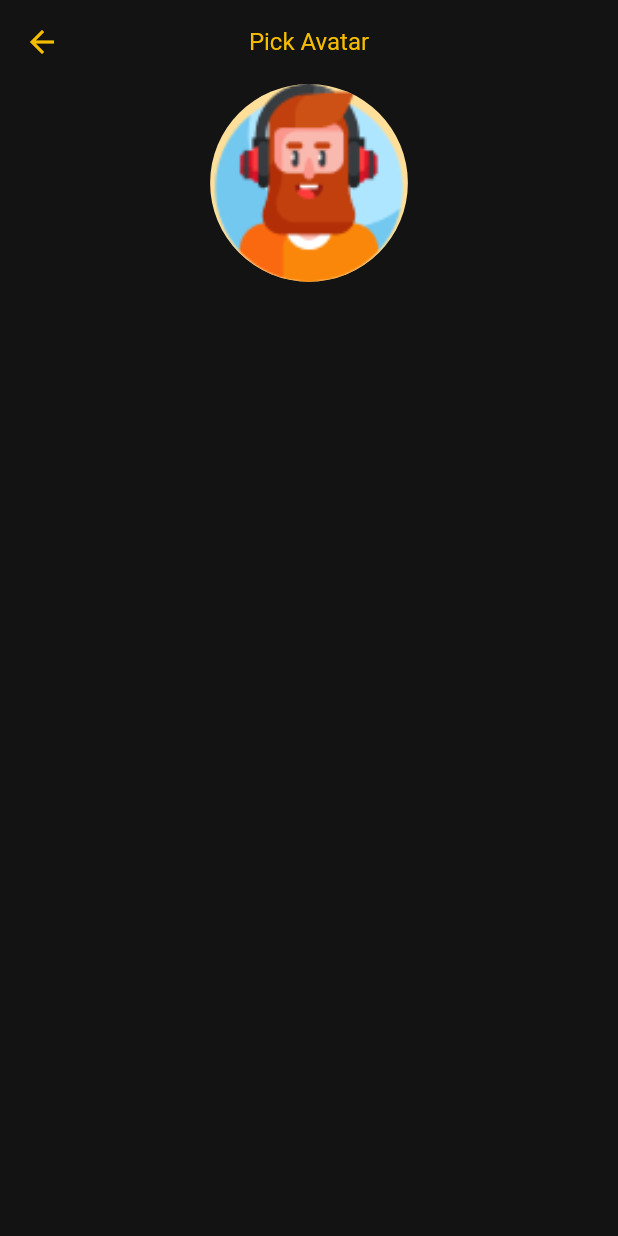
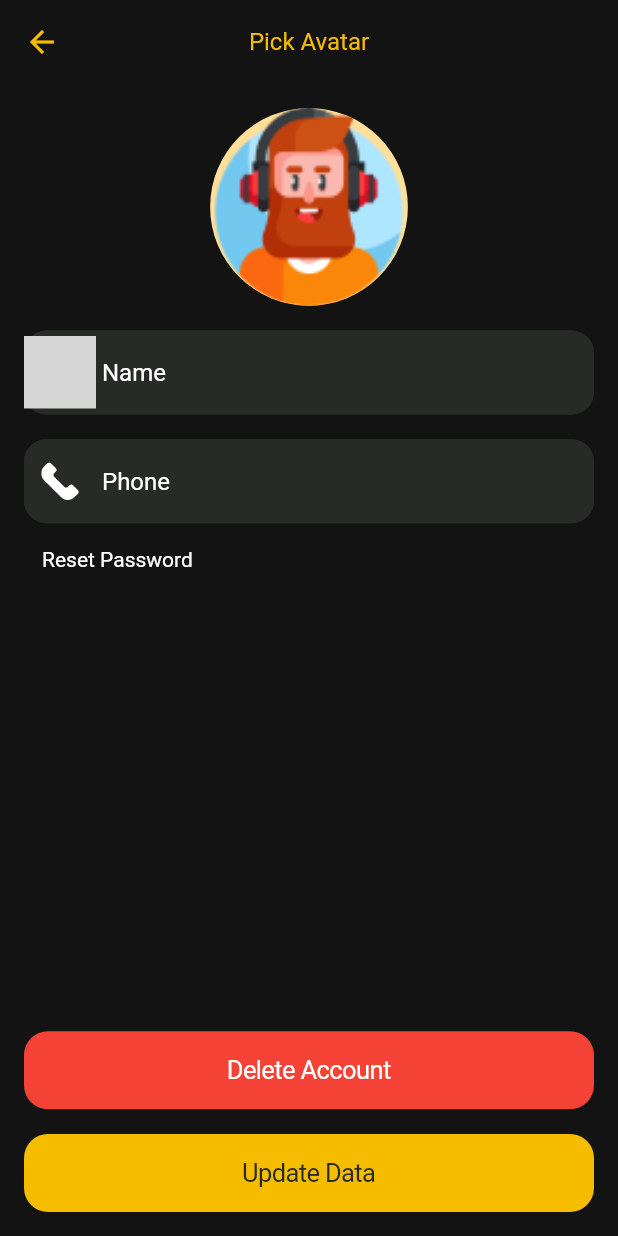
Before and after one commit to alaahamamo7-lang/movies, a Flutter app: the screen it shows after launch, on a phone screen of 412 x 824 dp. Run offline on Flutter 3.47's test engine with Material 3 defaults, Android fonts, the phone set to English and light mode, and no system bars; our stand-ins replace flutter_svg; grey boxes are pictures that could not be loaded.

Commit message:
Updating Custom Buttons to change its color as needed

```diff
--- a/lib/core/constants/app_assets.dart
+++ b/lib/core/constants/app_assets.dart
@@ -6,6 +6,7 @@ abstract final class AppAssets {
   static const String svgEyeOff = "assets/icons/eyeOff.svg";
   static const String svgGoogle = "assets/icons/icon_google.svg";
   static const String svgPhone = "assets/icons/phone.svg";
+  static const String svgPerson = "assets/icons/person";
   //--------------------------------------------------------------------
   static const String avatar1 = "assets/images/avatar1.png";
   static const String avatar2 = "assets/images/avatar2.png";
--- a/lib/features/auth/ui/weigets/button/custom_text_button.dart
+++ b/lib/features/auth/ui/weigets/button/custom_text_button.dart
@@ -1,15 +1,11 @@
 import 'package:flutter/material.dart';
 
 class CustomTextButton extends StatelessWidget {
-  final String label;
+  final Widget label;
   const CustomTextButton({super.key, required this.label});
 
   @override
   Widget build(BuildContext context) {
-    ThemeData theme = Theme.of(context);
-    return TextButton(
-      onPressed: () {},
-      child: Text(label, textAlign: .end, style: theme.textTheme.displaySmall),
-    );
+    return TextButton(onPressed: () {}, child: label);
   }
 }
--- a/lib/features/auth/ui/weigets/button/main_button.dart
+++ b/lib/features/auth/ui/weigets/button/main_button.dart
@@ -3,8 +3,16 @@ import 'package:flutter/material.dart';
 
 class MainButton extends StatelessWidget {
   final Widget label;
+  final Color buttonBg;
+  final Color buttonFg;
   final void Function()? onPressed;
-  const MainButton({super.key, required this.label, this.onPressed});
+  const MainButton({
+    super.key,
+    required this.label,
+    required this.buttonBg,
+    required this.buttonFg,
+    this.onPressed,
+  });
 
   @override
   Widget build(BuildContext context) {
@@ -12,8 +20,8 @@ class MainButton extends StatelessWidget {
 
     return Center(
       child: CupertinoButton(
-        color: theme.colorScheme.primary,
-        foregroundColor: theme.colorScheme.secondary,
+        color: buttonBg,
+        foregroundColor: buttonFg,
         borderRadius: BorderRadius.circular(16),
         onPressed: onPressed,
         child: Center(child: label),
--- a/lib/features/update_profile/ui/update_profile.dart
+++ b/lib/features/update_profile/ui/update_profile.dart
@@ -1,9 +1,13 @@
 import 'package:flutter/material.dart';
 import 'package:movies/core/constants/app_assets.dart';
 import 'package:movies/core/constants/app_text.dart';
+import 'package:movies/features/auth/ui/weigets/button/custom_text_button.dart';
+import 'package:movies/features/auth/ui/weigets/button/custom_text_form_felid_button.dart';
+import 'package:movies/features/auth/ui/weigets/button/main_button.dart';
 
 class UpdateProfileScreen extends StatelessWidget {
   static const String routeName = "/updateProfile";
+  final GlobalKey<FormState> formState = GlobalKey<FormState>();
   String selectedAvatar = AppAssets.avatar1;
   List<String> avatarList = [
     AppAssets.avatar1,
@@ -16,10 +20,20 @@ class UpdateProfileScreen extends StatelessWidget {
     AppAssets.avatar9,
   ];
 
+  void _pickAvatar(BuildContext context) {
+    showModalBottomSheet(
+      context: context,
+      builder: (context) {
+        return Container(color: Colors.blue);
+      },
+    );
+  }
+
   @override
   Widget build(BuildContext context) {
     ThemeData theme = Theme.of(context);
     double sizeW = MediaQuery.sizeOf(context).width;
+    double sizeH = MediaQuery.sizeOf(context).height;
     return Scaffold(
       appBar: AppBar(
         leading: Icon(Icons.arrow_back, color: theme.colorScheme.primary),
@@ -31,15 +45,70 @@ class UpdateProfileScreen extends StatelessWidget {
         ),
         centerTitle: true,
       ),
-      body: Column(
+      body: SafeArea(
+        child: Padding(
+          padding: const EdgeInsets.symmetric(horizontal: 16, vertical: 16),
+          child: Column(
             children: [
               Center(
+                child: GestureDetector(
+                  onTap: () {
+                    _pickAvatar(context);
+                  },
                   child: CircleAvatar(
                     backgroundImage: AssetImage(selectedAvatar),
                     radius: sizeW * 0.16,
                   ),
                 ),
+              ),
+              SizedBox(height: sizeH * 0.02),
+              Expanded(
+                child: Form(
+                  child: Column(
+                    children: [
+                      CustomTextFormField(
+                        hint: "Name",
+                        icon: AppAssets.svgPerson,
+                      ),
+                      SizedBox(height: sizeH * 0.02),
+                      CustomTextFormField(
+                        hint: "Phone",
+                        icon: AppAssets.svgPhone,
+                      ),
+                      SizedBox(height: sizeH * 0.001),
+                      Row(
+                        mainAxisAlignment: .start,
+                        children: [
+                          CustomTextButton(
+                            label: Text(
+                              "Reset Password",
+                              style: theme.textTheme.displaySmall!.copyWith(
+                                color: theme.colorScheme.onSurfaceVariant,
+                              ),
+                            ),
+                          ),
                         ],
+                      ),
+                    ],
+                  ),
+                ),
+              ),
+              MainButton(
+                label: Text("Delete Account"),
+                buttonBg: Colors.red,
+                buttonFg: theme.colorScheme.onSurfaceVariant,
+                onPressed: () {},
+              ),
+              SizedBox(height: sizeH * 0.02),
+              MainButton(
+                label: Text("Update Data"),
+                buttonBg: theme.colorScheme.primary,
+                buttonFg: theme.colorScheme.secondary,
+                onPressed: () {},
+              ),
+            ],
+          ),
+        ),
       ),
     );
   }
--- a/pubspec.yaml
+++ b/pubspec.yaml
@@ -21,3 +21,4 @@ flutter:
   assets:
     - assets/images/
     - assets/icons/
+    - assets/icons/person/linear/user.svg
```
Also changed, not shown: lib/features/auth/ui/screens/login_screen.dart (+16 -2 lines), assets/icons/person/linear/user.svg (added), assets/icons/phone.svg (added). Lines whose indentation alone changed are shown as unchanged.
